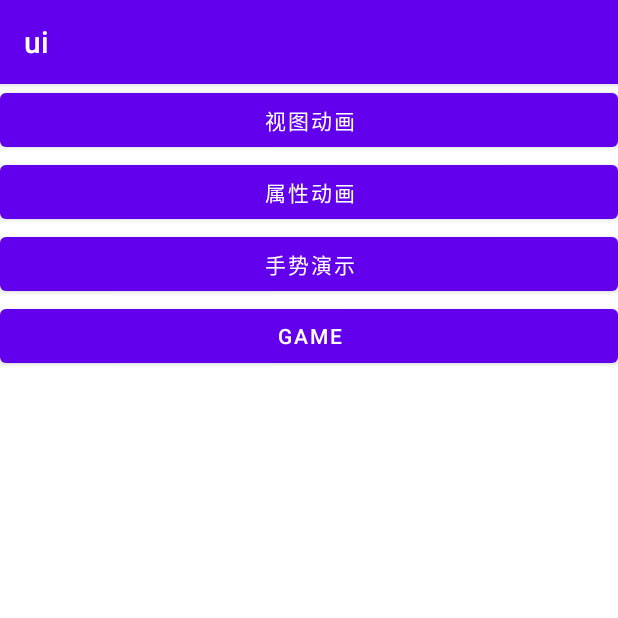
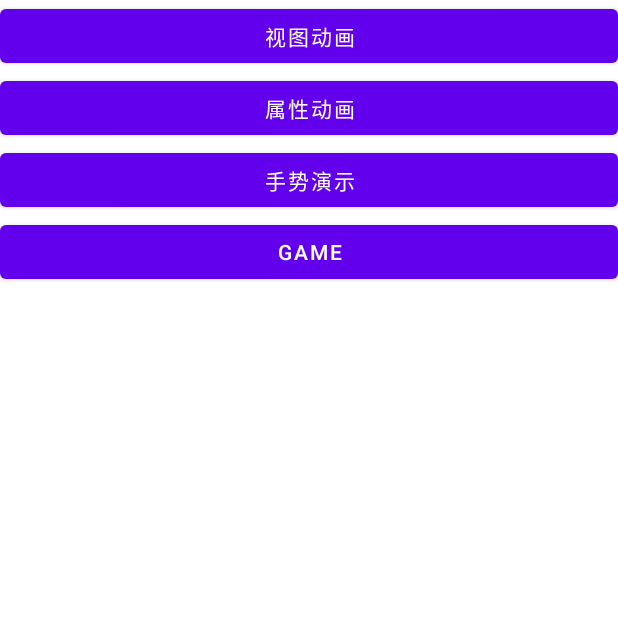
Before and after one commit to ohuo133233/MyJavaDemo, an Android app: the screen it shows after launch (MainActivity), on a phone screen of 412 x 824 dp, the top half of it. Run offline under Robolectric (Android 15) with nearby library versions, the phone set to English and light mode, and no system bars.

Commit message:
增加滑动动画和黑屏无状态栏

```diff
--- a/ui/src/main/AndroidManifest.xml
+++ b/ui/src/main/AndroidManifest.xml
@@ -6,7 +6,7 @@
         android:icon="@mipmap/ic_launcher"
         android:label="@string/app_name"
         android:supportsRtl="true"
-        android:theme="@style/Theme.MyJavaDemo">
+        android:theme="@style/Theme.MyNoActionBar">
         <activity
             android:name=".gesture.GestureActivity"
             android:exported="false" />
@@ -15,7 +15,7 @@
             android:exported="false" />
         <activity
             android:name=".game.GameActivity"
-            android:theme="@style/Theme.Design.NoActionBar"
+            android:screenOrientation="landscape"
             android:exported="false" />
         <activity
             android:name=".view.ViewRotateActivity"
--- a/ui/src/main/res/values/themes.xml
+++ b/ui/src/main/res/values/themes.xml
@@ -13,4 +13,19 @@
         <item name="android:statusBarColor">?attr/colorPrimaryVariant</item>
         <!-- Customize your theme here. -->
     </style>
+
+    <!-- MyNoActionBar theme. -->
+    <style name="Theme.MyNoActionBar" parent="Theme.MaterialComponents.DayNight.NoActionBar">
+        <!-- Primary brand color. -->
+        <item name="colorPrimary">@color/purple_500</item>
+        <item name="colorPrimaryVariant">@color/purple_700</item>
+        <item name="colorOnPrimary">@color/white</item>
+        <!-- Secondary brand color. -->
+        <item name="colorSecondary">@color/teal_200</item>
+        <item name="colorSecondaryVariant">@color/teal_700</item>
+        <item name="colorOnSecondary">@color/black</item>
+        <!-- Status bar color. -->
+        <item name="android:statusBarColor">?attr/colorPrimaryVariant</item>
+        <!-- Customize your theme here. -->
+    </style>
 </resources>
```
Also changed, not shown: ui/src/main/java/com/example/ui/game/GameActivity.java (+20 -28 lines), ui/src/main/java/com/example/ui/game/Transformation.java (added, +22 -0 lines).
